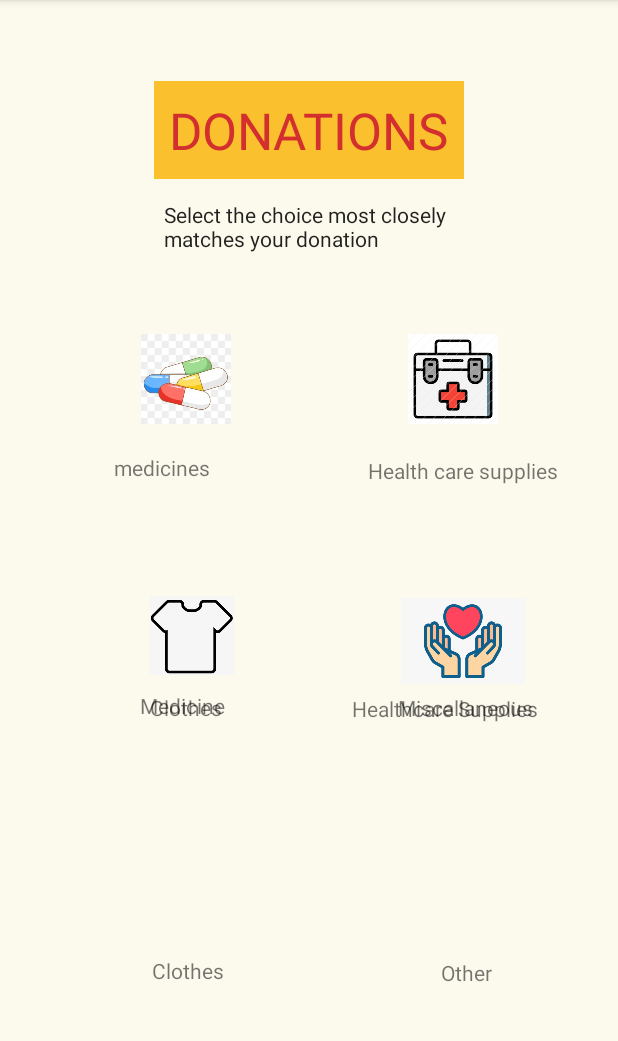
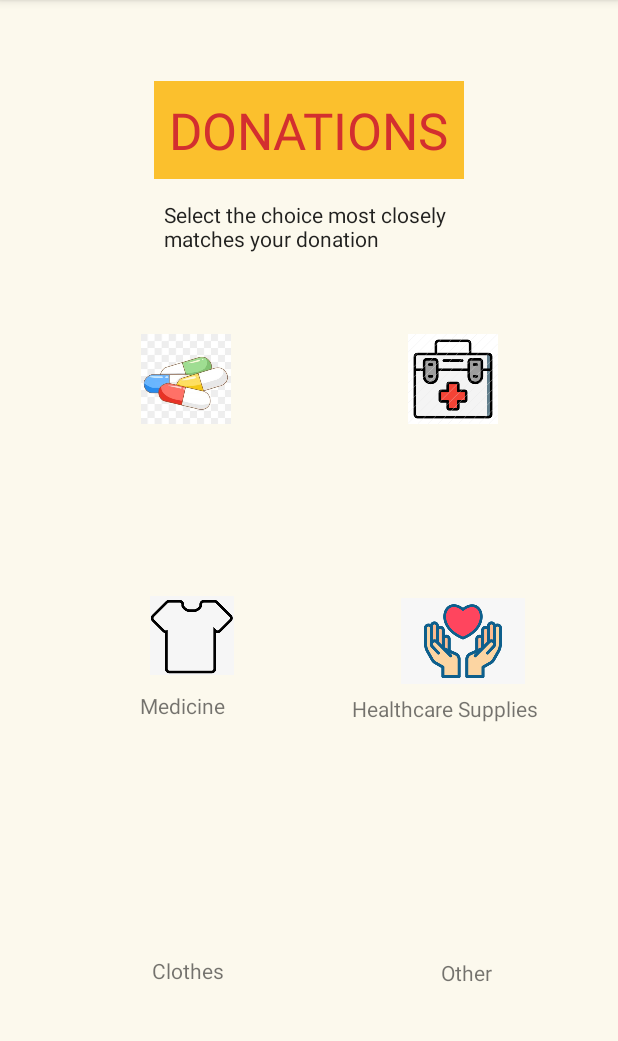
Before and after one commit to Hydrangea-Hacks/SocialGood, an Android app: the Donate screen opened directly, with no data from a screen before it, on a phone screen of 412 x 824 dp, the part 84-1125 px from its top. Run offline under Robolectric (Android 15) with nearby library versions, the phone set to English and light mode, and no system bars.

Commit message:
Layout validation

```diff
--- a/app/src/main/res/layout/activity_donate.xml
+++ b/app/src/main/res/layout/activity_donate.xml
@@ -145,48 +145,10 @@
         android:layout_width="98dp"
         android:layout_height="52dp"
         android:layout_alignTop="@+id/imageButton2"
-        android:layout_alignParentStart="true"
         android:layout_alignParentEnd="true"
-        android:layout_marginStart="100dp"
-        android:layout_marginTop="262dp"
-        android:layout_marginEnd="213dp"
+        android:layout_marginTop="250dp"
+        android:layout_marginEnd="495dp"
         android:text="Clothes" />
-
-    <TextView
-        android:id="@+id/textView5"
-        android:layout_width="98dp"
-        android:layout_height="52dp"
-        android:layout_alignTop="@+id/imageButton2"
-        android:layout_alignParentStart="true"
-        android:layout_alignParentEnd="true"
-        android:layout_marginStart="265dp"
-        android:layout_marginTop="262dp"
-        android:layout_marginEnd="48dp"
-        android:text="Miscallaneous" />
-
-    <TextView
-        android:id="@+id/textView6"
-        android:layout_width="133dp"
-        android:layout_height="wrap_content"
-        android:layout_alignTop="@+id/imageButton2"
-        android:layout_alignParentStart="true"
-        android:layout_alignParentEnd="true"
-        android:layout_marginStart="245dp"
-        android:layout_marginTop="104dp"
-        android:layout_marginEnd="33dp"
-        android:text="Health care supplies" />
-
-    <TextView
-        android:id="@+id/textView7"
-        android:layout_width="98dp"
-        android:layout_height="52dp"
-        android:layout_alignTop="@+id/imageButton2"
-        android:layout_alignParentStart="true"
-        android:layout_alignParentEnd="true"
-        android:layout_marginStart="76dp"
-        android:layout_marginTop="102dp"
-        android:layout_marginEnd="237dp"
-        android:text="medicines" />
 
 
 </RelativeLayout>
```
Also changed, not shown: app/src/main/res/layout/activity_home_screen.xml (+17 -5 lines).
